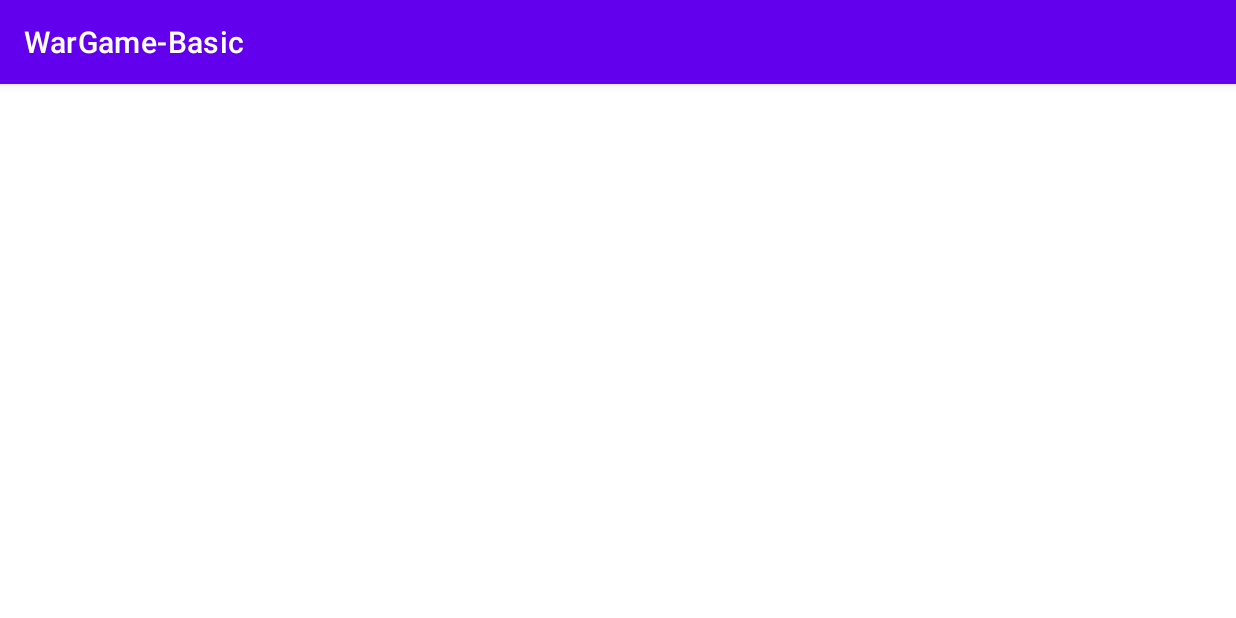
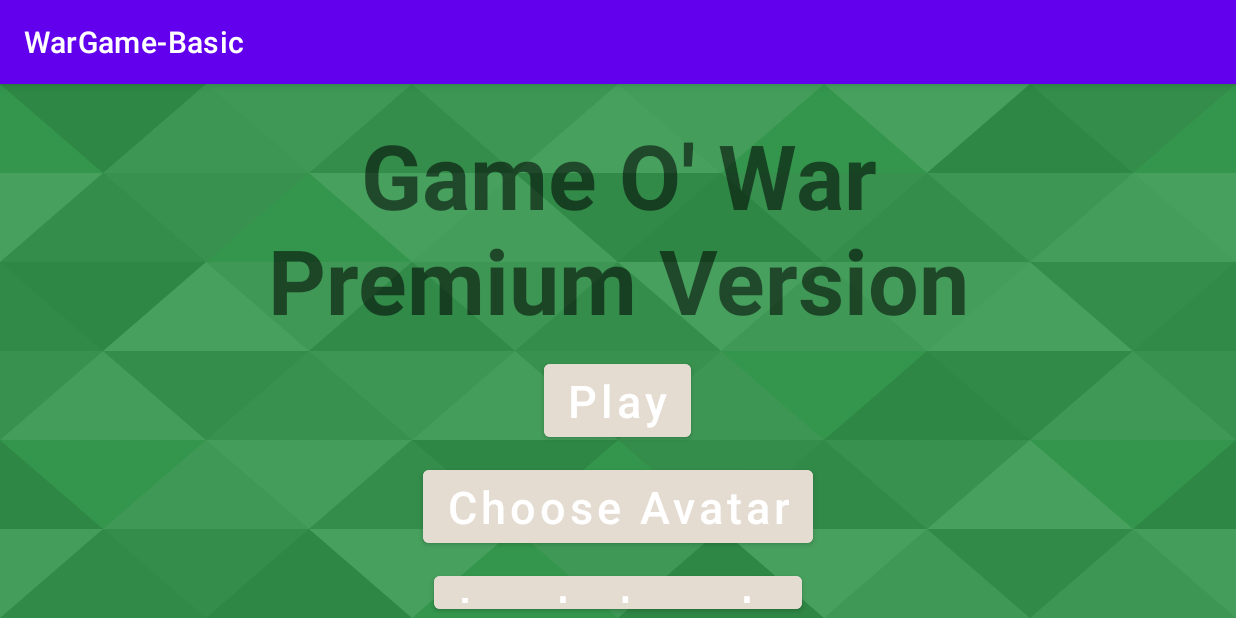
Before and after one commit to Dreamest/WarGame-Premium, an Android app: the OpeningActivity screen opened directly, with no data from a screen before it, on a phone screen of 824 x 412 dp (held sideways). Run offline under Robolectric (Android 15) with nearby library versions, the phone set to English and light mode, and no system bars; 1 statement that could not run was skipped.

Commit message:
Added UI elements

```diff
--- a/app/src/main/AndroidManifest.xml
+++ b/app/src/main/AndroidManifest.xml
@@ -9,13 +9,13 @@
         android:roundIcon="@mipmap/ic_launcher_round"
         android:supportsRtl="true"
         android:theme="@style/Theme.WarGameBasic">
-        <activity android:name=".MainActivity"></activity>
+        <activity android:name=".SettingsActivity" />
+        <activity android:name=".MainActivity" />
         <activity
             android:name=".ResultsActivity"
             android:screenOrientation="landscape" />
         <activity
             android:name=".OpeningActivity"
-
             android:screenOrientation="landscape">
             <intent-filter>
                 <action android:name="android.intent.action.MAIN" />
--- /dev/null
+++ b/app/src/main/java/com/dreamest/wargame_basic/SettingsActivity.java
@@ -0,0 +1,14 @@
+package com.dreamest.wargame_basic;
+
+import androidx.appcompat.app.AppCompatActivity;
+
+import android.os.Bundle;
+
+public class SettingsActivity extends AppCompatActivity {
+
+    @Override
+    protected void onCreate(Bundle savedInstanceState) {
+        super.onCreate(savedInstanceState);
+        setContentView(R.layout.activity_settings);
+    }
+}
--- /dev/null
+++ b/app/src/main/res/drawable/ic_large_triangles.xml
@@ -0,0 +1,285 @@
+<vector xmlns:android="http://schemas.android.com/apk/res/android"
+    android:width="540dp"
+    android:height="450dp"
+    android:viewportWidth="1080"
+    android:viewportHeight="900">
+  <path
+      android:pathData="M0,0h1080v900h-1080z"
+      android:fillColor="#33964c"/>
+  <path
+      android:pathData="M90,150l-90,150l180,0z"
+      android:fillColor="#444"
+      android:fillAlpha="0.1"/>
+  <path
+      android:fillColor="#FF000000"
+      android:pathData="M90,150l90,-150l-180,0z"
+      android:fillAlpha="0.1"/>
+  <path
+      android:pathData="M270,150l90,-150l-180,0z"
+      android:fillColor="#AAA"
+      android:fillAlpha="0.1"/>
+  <path
+      android:pathData="M450,150l-90,150l180,0z"
+      android:fillColor="#DDD"
+      android:fillAlpha="0.1"/>
+  <path
+      android:pathData="M450,150l90,-150l-180,0z"
+      android:fillColor="#999"
+      android:fillAlpha="0.1"/>
+  <path
+      android:fillColor="#FF000000"
+      android:pathData="M630,150l-90,150l180,0z"
+      android:fillAlpha="0.1"/>
+  <path
+      android:pathData="M630,150l90,-150l-180,0z"
+      android:fillColor="#DDD"
+      android:fillAlpha="0.1"/>
+  <path
+      android:pathData="M810,150l-90,150l180,0z"
+      android:fillColor="#444"
+      android:fillAlpha="0.1"/>
+  <path
+      android:pathData="M810,150l90,-150l-180,0z"
+      android:fillColor="#FFF"
+      android:fillAlpha="0.1"/>
+  <path
+      android:pathData="M990,150l-90,150l180,0z"
+      android:fillColor="#DDD"
+      android:fillAlpha="0.1"/>
+  <path
+      android:pathData="M990,150l90,-150l-180,0z"
+      android:fillColor="#444"
+      android:fillAlpha="0.1"/>
+  <path
+      android:pathData="M90,450l-90,150l180,0z"
+      android:fillColor="#DDD"
+      android:fillAlpha="0.1"/>
+  <path
+      android:fillColor="#FF000000"
+      android:pathData="M90,450l90,-150l-180,0z"
+      android:fillAlpha="0.1"/>
+  <path
+      android:pathData="M270,450l-90,150l180,0z"
+      android:fillColor="#666"
+      android:fillAlpha="0.1"/>
+  <path
+      android:pathData="M270,450l90,-150l-180,0z"
+      android:fillColor="#AAA"
+      android:fillAlpha="0.1"/>
+  <path
+      android:pathData="M450,450l-90,150l180,0z"
+      android:fillColor="#DDD"
+      android:fillAlpha="0.1"/>
+  <path
+      android:pathData="M450,450l90,-150l-180,0z"
+      android:fillColor="#999"
+      android:fillAlpha="0.1"/>
+  <path
+      android:pathData="M630,450l-90,150l180,0z"
+      android:fillColor="#999"
+      android:fillAlpha="0.1"/>
+  <path
+      android:pathData="M630,450l90,-150l-180,0z"
+      android:fillColor="#FFF"
+      android:fillAlpha="0.1"/>
+  <path
+      android:fillColor="#FF000000"
+      android:pathData="M810,450l-90,150l180,0z"
+      android:fillAlpha="0.1"/>
+  <path
+      android:pathData="M810,450l90,-150l-180,0z"
+      android:fillColor="#DDD"
+      android:fillAlpha="0.1"/>
+  <path
+      android:pathData="M990,450l-90,150l180,0z"
+      android:fillColor="#AAA"
+      android:fillAlpha="0.1"/>
+  <path
+      android:pathData="M990,450l90,-150l-180,0z"
+      android:fillColor="#444"
+      android:fillAlpha="0.1"/>
+  <path
+      android:pathData="M90,750l-90,150l180,0z"
+      android:fillColor="#222"
+      android:fillAlpha="0.1"/>
+  <path
+      android:fillColor="#FF000000"
+      android:pathData="M270,750l-90,150l180,0z"
+      android:fillAlpha="0.1"/>
+  <path
+      android:pathData="M270,750l90,-150l-180,0z"
+      android:fillColor="#DDD"
+      android:fillAlpha="0.1"/>
+  <path
+      android:fillColor="#FF000000"
+      android:pathData="M450,750l90,-150l-180,0z"
+      android:fillAlpha="0.1"/>
+  <path
+      android:fillColor="#FF000000"
+      android:pathData="M630,750l-90,150l180,0z"
+      android:fillAlpha="0.1"/>
+  <path
+      android:pathData="M630,750l90,-150l-180,0z"
+      android:fillColor="#444"
+      android:fillAlpha="0.1"/>
+  <path
+      android:pathData="M810,750l-90,150l180,0z"
+      android:fillColor="#AAA"
+      android:fillAlpha="0.1"/>
+  <path
+      android:pathData="M810,750l90,-150l-180,0z"
+      android:fillColor="#666"
+      android:fillAlpha="0.1"/>
+  <path
+      android:pathData="M990,750l-90,150l180,0z"
+      android:fillColor="#999"
+      android:fillAlpha="0.1"/>
+  <path
+      android:pathData="M180,0l-90,150l180,0z"
+      android:fillColor="#999"
+      android:fillAlpha="0.1"/>
+  <path
+      android:pathData="M360,0l-90,150l180,0z"
+      android:fillColor="#444"
+      android:fillAlpha="0.1"/>
+  <path
+      android:pathData="M540,0l-90,150l180,0z"
+      android:fillColor="#FFF"
+      android:fillAlpha="0.1"/>
+  <path
+      android:fillColor="#FF000000"
+      android:pathData="M900,0l-90,150l180,0z"
+      android:fillAlpha="0.1"/>
+  <path
+      android:pathData="M0,300l-90,150l180,0z"
+      android:fillColor="#222"
+      android:fillAlpha="0.1"/>
+  <path
+      android:pathData="M0,300l90,-150l-180,0z"
+      android:fillColor="#FFF"
+      android:fillAlpha="0.1"/>
+  <path
+      android:pathData="M180,300l-90,150l180,0z"
+      android:fillColor="#FFF"
+      android:fillAlpha="0.1"/>
+  <path
+      android:pathData="M180,300l90,-150l-180,0z"
+      android:fillColor="#666"
+      android:fillAlpha="0.1"/>
+  <path
+      android:pathData="M360,300l-90,150l180,0z"
+      android:fillColor="#222"
+      android:fillAlpha="0.1"/>
+  <path
+      android:pathData="M360,300l90,-150l-180,0z"
+      android:fillColor="#FFF"
+      android:fillAlpha="0.1"/>
+  <path
+      android:pathData="M540,300l-90,150l180,0z"
+      android:fillColor="#444"
+      android:fillAlpha="0.1"/>
+  <path
+      android:pathData="M540,300l90,-150l-180,0z"
+      android:fillColor="#222"
+      android:fillAlpha="0.1"/>
+  <path
+      android:pathData="M720,300l-90,150l180,0z"
+      android:fillColor="#AAA"
+      android:fillAlpha="0.1"/>
+  <path
+      android:pathData="M720,300l90,-150l-180,0z"
+      android:fillColor="#666"
+      android:fillAlpha="0.1"/>
+  <path
+      android:pathData="M900,300l-90,150l180,0z"
+      android:fillColor="#FFF"
+      android:fillAlpha="0.1"/>
+  <path
+      android:pathData="M900,300l90,-150l-180,0z"
+      android:fillColor="#999"
+      android:fillAlpha="0.1"/>
+  <path
+      android:fillColor="#FF000000"
+      android:pathData="M0,600l-90,150l180,0z"
+      android:fillAlpha="0.1"/>
+  <path
+      android:pathData="M0,600l90,-150l-180,0z"
+      android:fillColor="#666"
+      android:fillAlpha="0.1"/>
+  <path
+      android:pathData="M180,600l-90,150l180,0z"
+      android:fillColor="#AAA"
+      android:fillAlpha="0.1"/>
+  <path
+      android:pathData="M180,600l90,-150l-180,0z"
+      android:fillColor="#444"
+      android:fillAlpha="0.1"/>
+  <path
+      android:pathData="M360,600l-90,150l180,0z"
+      android:fillColor="#444"
+      android:fillAlpha="0.1"/>
+  <path
+      android:pathData="M360,600l90,-150l-180,0z"
+      android:fillColor="#999"
+      android:fillAlpha="0.1"/>
+  <path
+      android:pathData="M540,600l90,-150l-180,0z"
+      android:fillColor="#666"
+      android:fillAlpha="0.1"/>
+  <path
+      android:pathData="M720,600l-90,150l180,0z"
+      android:fillColor="#222"
+      android:fillAlpha="0.1"/>
+  <path
+      android:pathData="M900,600l-90,150l180,0z"
+      android:fillColor="#FFF"
+      android:fillAlpha="0.1"/>
+  <path
+      android:pathData="M900,600l90,-150l-180,0z"
+      android:fillColor="#222"
+      android:fillAlpha="0.1"/>
+  <path
+      android:pathData="M0,900l90,-150l-180,0z"
+      android:fillColor="#DDD"
+      android:fillAlpha="0.1"/>
+  <path
+      android:pathData="M180,900l90,-150l-180,0z"
+      android:fillColor="#444"
+      android:fillAlpha="0.1"/>
+  <path
+      android:pathData="M360,900l90,-150l-180,0z"
+      android:fillColor="#FFF"
+      android:fillAlpha="0.1"/>
+  <path
+      android:pathData="M540,900l90,-150l-180,0z"
+      android:fillColor="#AAA"
+      android:fillAlpha="0.1"/>
+  <path
+      android:pathData="M720,900l90,-150l-180,0z"
+      android:fillColor="#FFF"
+      android:fillAlpha="0.1"/>
+  <path
+      android:pathData="M900,900l90,-150l-180,0z"
+      android:fillColor="#222"
+      android:fillAlpha="0.1"/>
+  <path
+      android:pathData="M1080,300l-90,150l180,0z"
+      android:fillColor="#222"
+      android:fillAlpha="0.1"/>
+  <path
+      android:pathData="M1080,300l90,-150l-180,0z"
+      android:fillColor="#FFF"
+      android:fillAlpha="0.1"/>
+  <path
+      android:fillColor="#FF000000"
+      android:pathData="M1080,600l-90,150l180,0z"
+      android:fillAlpha="0.1"/>
+  <path
+      android:pathData="M1080,600l90,-150l-180,0z"
+      android:fillColor="#666"
+      android:fillAlpha="0.1"/>
+  <path
+      android:pathData="M1080,900l90,-150l-180,0z"
+      android:fillColor="#DDD"
+      android:fillAlpha="0.1"/>
+</vector>
--- a/app/src/main/res/layout/activity_opening.xml
+++ b/app/src/main/res/layout/activity_opening.xml
@@ -1,9 +1,70 @@
 <?xml version="1.0" encoding="utf-8"?>
-<androidx.constraintlayout.widget.ConstraintLayout xmlns:android="http://schemas.android.com/apk/res/android"
+<RelativeLayout
+    xmlns:android="http://schemas.android.com/apk/res/android"
     xmlns:app="http://schemas.android.com/apk/res-auto"
     xmlns:tools="http://schemas.android.com/tools"
     android:layout_width="match_parent"
     android:layout_height="match_parent"
-    tools:context=".OpeningActivity">
+    tools:context=".OpeningActivity"
+    android:background="@drawable/ic_large_triangles"
+    >
 
-</androidx.constraintlayout.widget.ConstraintLayout>
+    <TextView
+        android:id="@+id/opening_LBL_title"
+
+        android:layout_width="wrap_content"
+        android:layout_height="wrap_content"
+        android:layout_centerHorizontal="true"
+        android:layout_marginTop="20dp"
+
+        android:text="Game O' War\nPremium Version"
+        android:textStyle="bold"
+        android:textSize="60sp"
+        android:gravity="center"
+        />
+
+    <Button
+        android:id="@+id/opening_BTN_play"
+
+        android:layout_width="wrap_content"
+        android:layout_height="wrap_content"
+        android:layout_below="@+id/opening_LBL_title"
+        android:layout_centerHorizontal="true"
+        android:layout_marginTop="10dp"
+
+        android:text="Play"
+        android:backgroundTint="@color/cream"
+        android:textAllCaps="false"
+        android:textSize="30sp"
+        />
+
+    <Button
+        android:id="@+id/opening_BTN_avatars"
+
+        android:layout_width="wrap_content"
+        android:layout_height="wrap_content"
+        android:layout_centerHorizontal="true"
+        android:layout_below="@+id/opening_BTN_play"
+        android:layout_marginTop="10dp"
+
+        android:text="Choose Avatar"
+        android:backgroundTint="@color/cream"
+        android:textAllCaps="false"
+        android:textSize="30sp"
+        />
+    <Button
+        android:id="@+id/opening_BTN_leaderboard"
+
+        android:layout_width="wrap_content"
+        android:layout_height="wrap_content"
+        android:layout_centerHorizontal="true"
+        android:layout_below="@+id/opening_BTN_avatars"
+        android:layout_marginTop="10dp"
+
+        android:text="Leaderboards"
+        android:backgroundTint="@color/cream"
+        android:textAllCaps="false"
+        android:textSize="30sp"
+        />
+
+</RelativeLayout>
--- a/app/src/main/res/layout/activity_results.xml
+++ b/app/src/main/res/layout/activity_results.xml
@@ -3,7 +3,6 @@
     xmlns:android="http://schemas.android.com/apk/res/android"
     xmlns:app="http://schemas.android.com/apk/res-auto"
     xmlns:tools="http://schemas.android.com/tools"
-
     android:layout_width="match_parent"
     android:layout_height="match_parent"
     android:background="@drawable/ic_slanted_gradient"
--- /dev/null
+++ b/app/src/main/res/layout/activity_settings.xml
@@ -0,0 +1,90 @@
+<?xml version="1.0" encoding="utf-8"?>
+<RelativeLayout
+    xmlns:android="http://schemas.android.com/apk/res/android"
+    xmlns:app="http://schemas.android.com/apk/res-auto"
+    xmlns:tools="http://schemas.android.com/tools"
+    android:layout_width="match_parent"
+    android:layout_height="match_parent"
+    tools:context=".SettingsActivity"
+    android:background="@drawable/ic_large_triangles"
+    >
+
+    <TextView
+        android:id="@+id/settings_LBL_title"
+
+        android:layout_width="wrap_content"
+        android:layout_height="wrap_content"
+        android:layout_centerHorizontal="true"
+        android:layout_marginTop="20dp"
+
+        android:text="Settings"
+        android:textSize="60sp"
+        android:textStyle="bold"
+        />
+
+    <ImageButton
+        android:id="@+id/settings_BTN_p1Avatar"
+
+        android:layout_width="100dp"
+        android:layout_height="100dp"
+        android:layout_alignParentLeft="true"
+        android:layout_below="@+id/settings_LBL_title"
+        android:layout_marginTop="20dp"
+        android:layout_marginLeft="100dp"
+
+        android:background="@drawable/ic_character_1"
+        />
+
+    <EditText
+        android:id="@+id/settings_TXT_p1Name"
+
+        android:layout_width="300dp"
+        android:layout_height="60dp"
+        android:layout_toRightOf="@+id/settings_BTN_p1Avatar"
+        android:layout_below="@+id/settings_LBL_title"
+        android:layout_marginTop="50dp"
+        android:layout_marginLeft="20dp"
+
+        android:inputType="text"
+        android:hint="Player 1 Name"
+        android:gravity="center"
+        android:layout_centerInParent="true"
+        android:background="@color/white"
+        android:textColor="@color/black"
+        android:textColorHint="@color/black"
+        />
+
+    <ImageButton
+        android:id="@+id/settings_BTN_p2Avatar"
+
+        android:layout_width="100dp"
+        android:layout_height="100dp"
+        android:layout_alignParentLeft="true"
+        android:layout_below="@+id/settings_BTN_p1Avatar"
+        android:layout_marginTop="20dp"
+        android:layout_marginLeft="100dp"
+
+        android:background="@drawable/ic_character_2"
+        />
+
+    <EditText
+        android:id="@+id/settings_TXT_p2Name"
+
+        android:layout_width="300dp"
+        android:layout_height="60dp"
+        android:layout_toRightOf="@+id/settings_BTN_p2Avatar"
+        android:layout_below="@+id/settings_TXT_p1Name"
+        android:layout_marginTop="50dp"
+        android:layout_marginLeft="20dp"
+
+        android:gravity="center"
+        android:inputType="text"
+        android:hint=" Player 2 Name"
+        android:background="@color/white"
+        android:textColor="@color/black"
+        android:textColorHint="@color/black"
+        />
+
+
+
+</RelativeLayout>
--- a/app/src/main/res/values/colors.xml
+++ b/app/src/main/res/values/colors.xml
@@ -7,4 +7,5 @@
     <color name="teal_700">#FF018786</color>
     <color name="black">#FF000000</color>
     <color name="white">#FFFFFFFF</color>
+    <color name="cream">#E4DBD1</color>
 </resources>
```
